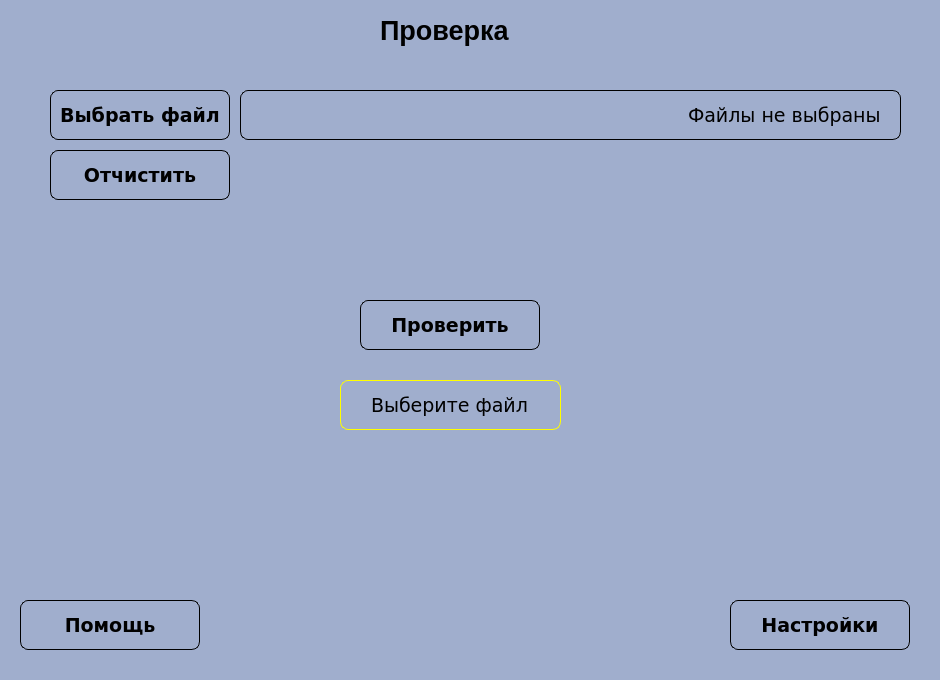
This is uiMainFile.ui in Asklit/CourseProjectPython as Qt 5 draws it before an edit. The edited form follows.
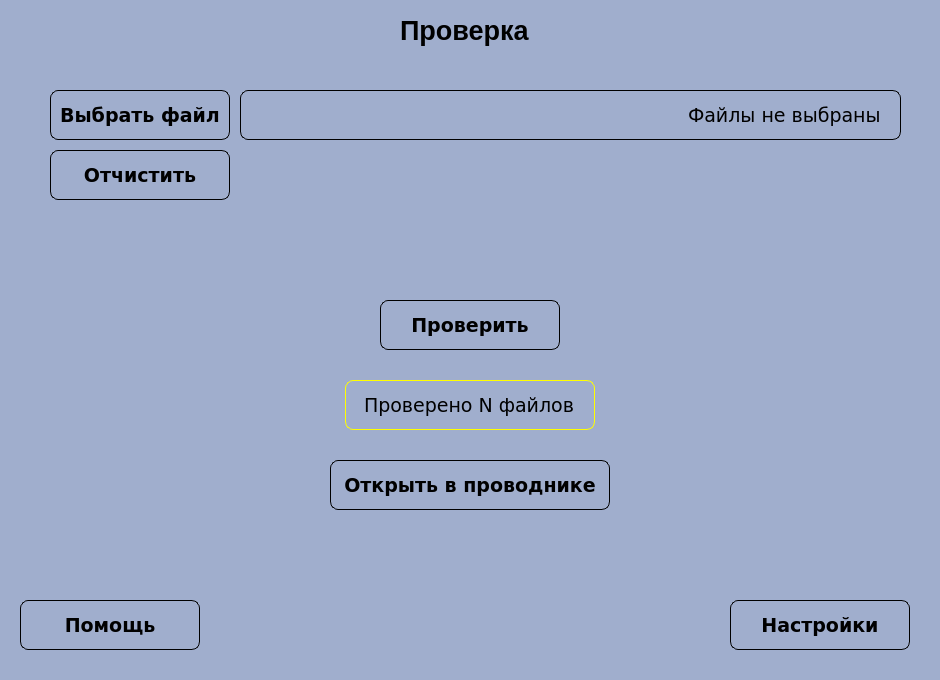
This is the edited form.

The edit to the form file:
```diff
--- a/uiMainFile.ui
+++ b/uiMainFile.ui
@@ -31,9 +31,9 @@
    <widget class="QLabel" name="labelSettings">
     <property name="geometry">
      <rect>
-      <x>380</x>
+      <x>400</x>
       <y>10</y>
-      <width>151</width>
+      <width>141</width>
       <height>41</height>
      </rect>
     </property>
@@ -141,7 +141,7 @@
    <widget class="QPushButton" name="btnRun">
     <property name="geometry">
      <rect>
-      <x>360</x>
+      <x>380</x>
       <y>300</y>
       <width>180</width>
       <height>50</height>
@@ -221,9 +221,9 @@
    <widget class="QLineEdit" name="LEErrorLine">
     <property name="geometry">
      <rect>
-      <x>340</x>
+      <x>360</x>
       <y>380</y>
-      <width>221</width>
+      <width>220</width>
       <height>50</height>
      </rect>
     </property>
@@ -337,6 +337,88 @@
      <string>Отчистить</string>
     </property>
    </widget>
+   <widget class="QPushButton" name="btnOpenRes">
+    <property name="geometry">
+     <rect>
+      <x>330</x>
+      <y>460</y>
+      <width>280</width>
+      <height>50</height>
+     </rect>
+    </property>
+    <property name="maximumSize">
+     <size>
+      <width>16777215</width>
+      <height>16777215</height>
+     </size>
+    </property>
+    <property name="font">
+     <font>
+      <family>Verdana</family>
+      <pointsize>14</pointsize>
+      <weight>75</weight>
+      <bold>true</bold>
+     </font>
+    </property>
+    <property name="styleSheet">
+     <string notr="true">QPushButton {
+  color: solid black;
+  font-weight: 600;
+  border-radius: 8px;
+  border: 1px solid black;
+  outline: 0px;
+}
+QPushButton:hover {
+  background-color: #6E6E6E;
+  border: 1px solid black;
+}</string>
+    </property>
+    <property name="text">
+     <string>Открыть в проводнике</string>
+    </property>
+   </widget>
+   <widget class="QLineEdit" name="LEResLine">
+    <property name="geometry">
+     <rect>
+      <x>345</x>
+      <y>380</y>
+      <width>250</width>
+      <height>50</height>
+     </rect>
+    </property>
+    <property name="font">
+     <font>
+      <family>Verdana</family>
+      <pointsize>14</pointsize>
+      <weight>50</weight>
+      <bold>false</bold>
+     </font>
+    </property>
+    <property name="styleSheet">
+     <string notr="true">QLineEdit {
+  border-radius: 8px;
+  border: 1px solid yellow;
+  padding: 5px 15px;
+}
+
+QLineEdit:focus {
+  border: 1px solid yellow;
+}
+
+QLineEdit::placeholder {
+  color: #767e89;
+}</string>
+    </property>
+    <property name="text">
+     <string>Проверено N файлов</string>
+    </property>
+    <property name="alignment">
+     <set>Qt::AlignCenter</set>
+    </property>
+    <property name="readOnly">
+     <bool>true</bool>
+    </property>
+   </widget>
   </widget>
   <widget class="QStatusBar" name="statusbar"/>
  </widget>
```
